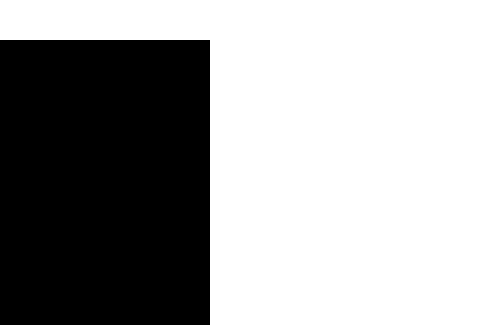
Above: mainwindow.ui from ZakiuC/player_ffmpeg before the change; both pictures show x 800 to 1280 and y 0 to 325 of the 1280 by 800 pixel window. Below: the same form after it.
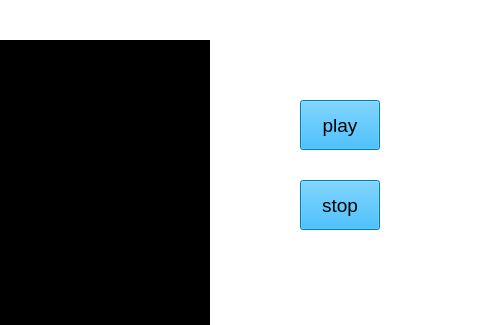
That is the form after the change. Custom widgets are drawn as their Qt base class.

Patch:
```diff
--- a/mainwindow.ui
+++ b/mainwindow.ui
@@ -36,6 +36,74 @@
      <string notr="true">background-color: rgb(0, 0, 0);</string>
     </property>
    </widget>
+   <widget class="QPushButton" name="play8pauseBtn">
+    <property name="geometry">
+     <rect>
+      <x>1100</x>
+      <y>100</y>
+      <width>80</width>
+      <height>50</height>
+     </rect>
+    </property>
+    <property name="minimumSize">
+     <size>
+      <width>80</width>
+      <height>50</height>
+     </size>
+    </property>
+    <property name="maximumSize">
+     <size>
+      <width>80</width>
+      <height>50</height>
+     </size>
+    </property>
+    <property name="font">
+     <font>
+      <pointsize>14</pointsize>
+     </font>
+    </property>
+    <property name="styleSheet">
+     <string notr="true">background-color: rgb(0, 170, 255);
+color: rgb(0, 0, 0);</string>
+    </property>
+    <property name="text">
+     <string>play</string>
+    </property>
+   </widget>
+   <widget class="QPushButton" name="stopBtn">
+    <property name="geometry">
+     <rect>
+      <x>1100</x>
+      <y>180</y>
+      <width>80</width>
+      <height>50</height>
+     </rect>
+    </property>
+    <property name="minimumSize">
+     <size>
+      <width>80</width>
+      <height>50</height>
+     </size>
+    </property>
+    <property name="maximumSize">
+     <size>
+      <width>80</width>
+      <height>50</height>
+     </size>
+    </property>
+    <property name="font">
+     <font>
+      <pointsize>14</pointsize>
+     </font>
+    </property>
+    <property name="styleSheet">
+     <string notr="true">background-color: rgb(0, 170, 255);
+color: rgb(0, 0, 0);</string>
+    </property>
+    <property name="text">
+     <string>stop</string>
+    </property>
+   </widget>
   </widget>
   <widget class="QMenuBar" name="menubar">
    <property name="geometry">
```
